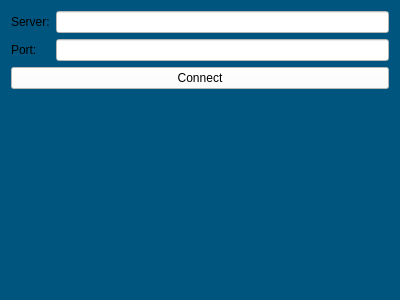
ibicdlcod/GuoMuoRuoProject, file CyberFleet/ClientGUI/ui/loginscreen.ui: the form before one commit.
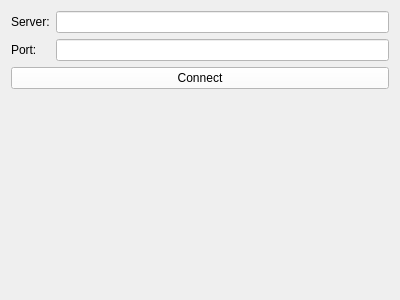
The form after the commit.

Patch:
```diff
--- a/CyberFleet/ClientGUI/ui/loginscreen.ui
+++ b/CyberFleet/ClientGUI/ui/loginscreen.ui
@@ -14,7 +14,7 @@
    <string>Form</string>
   </property>
   <property name="styleSheet">
-   <string notr="true">background-color: rgb(0, 85, 127);</string>
+   <string notr="true"/>
   </property>
   <layout class="QVBoxLayout" name="verticalLayout">
    <item>
```
